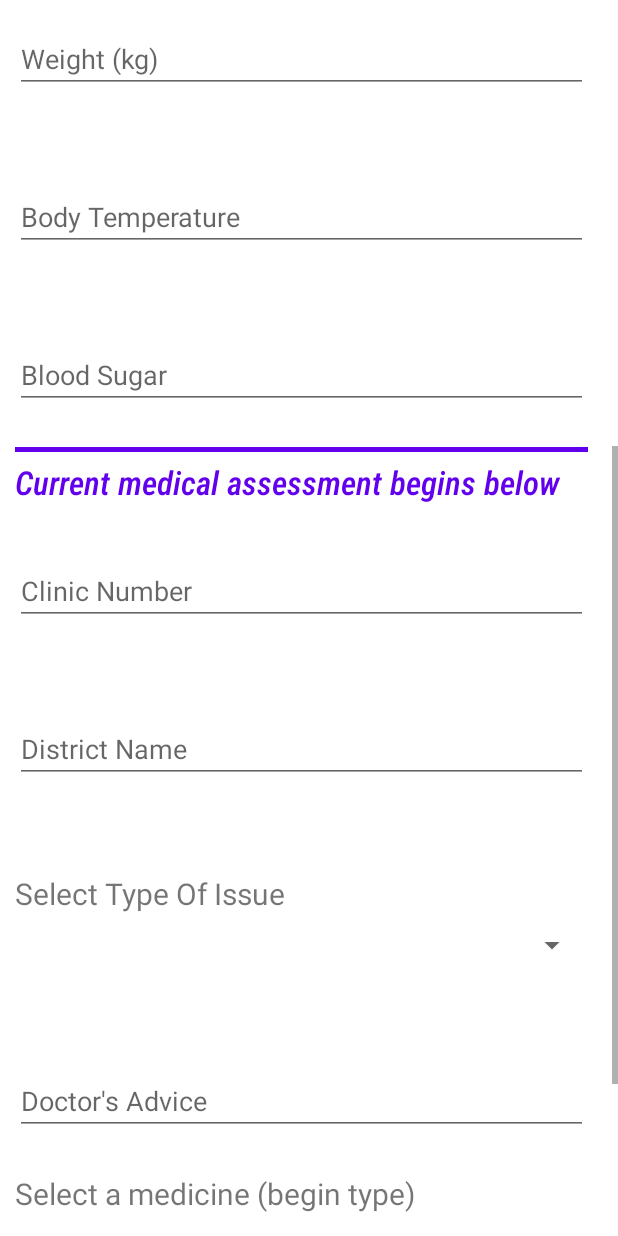
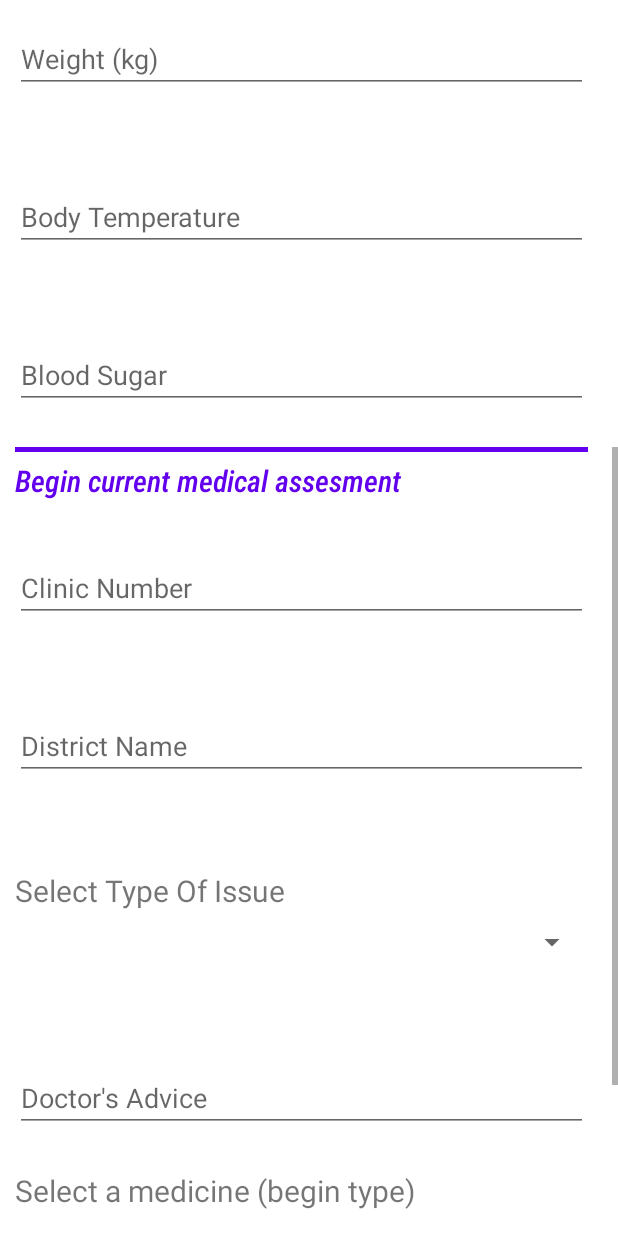
Before and after one commit to sohumk07/ParivaarApp, an Android app: the layout activity_diagnose_illness.xml on its own in the app's theme, with its tools: preview values and no code run, scrolled down 576 dp, on a phone screen of 412 x 824 dp. Run offline under Robolectric (Android 15) with nearby library versions, the phone set to English and light mode, and no system bars.

```diff
--- a/app/src/main/res/layout/activity_diagnose_illness.xml
+++ b/app/src/main/res/layout/activity_diagnose_illness.xml
@@ -129,8 +129,8 @@
             android:fontFamily="sans-serif-condensed-medium"
             android:textColor="@color/purple_500"
             android:textStyle="italic"
-            android:text="Current medical assessment begins below"
-            android:textSize="22sp" />
+            android:text="Begin current medical assesment"
+            android:textSize="20sp" />
 
 
 <!--        <Button-->
```
Also changed, not shown: app/src/main/java/com/example/parivaarapp/DiagnoseIllness.java (+22 -9 lines).
